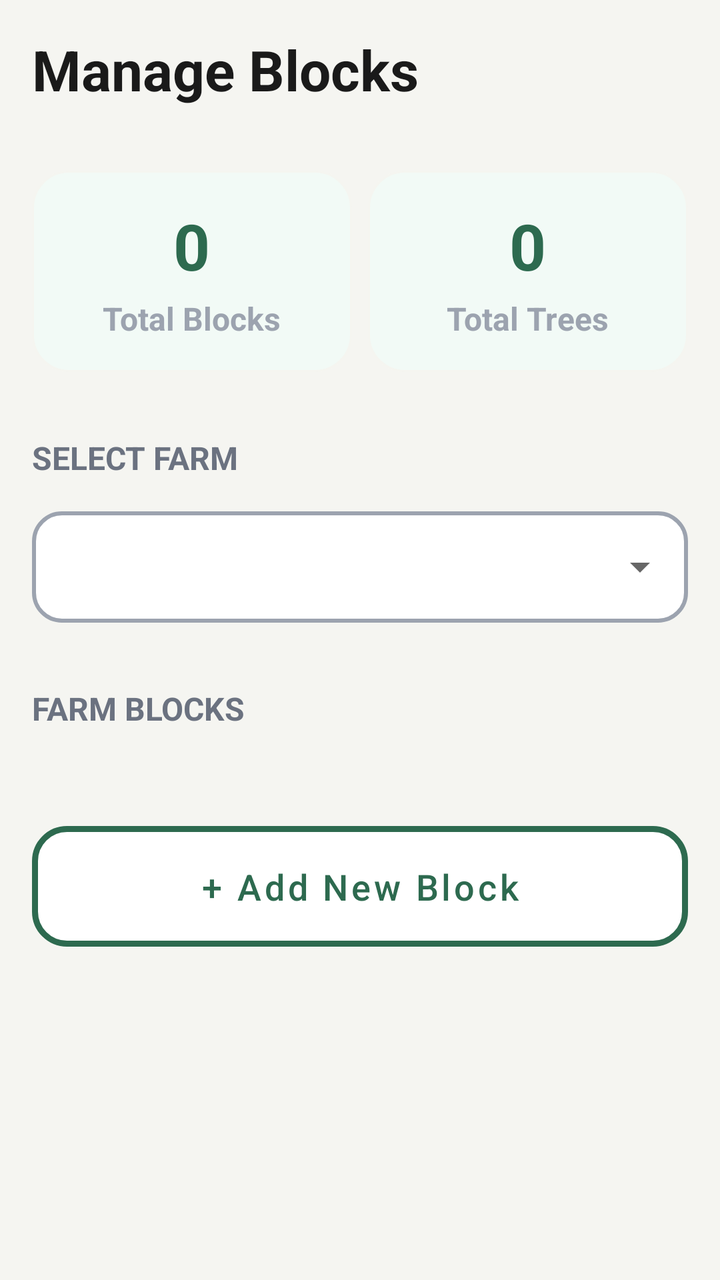
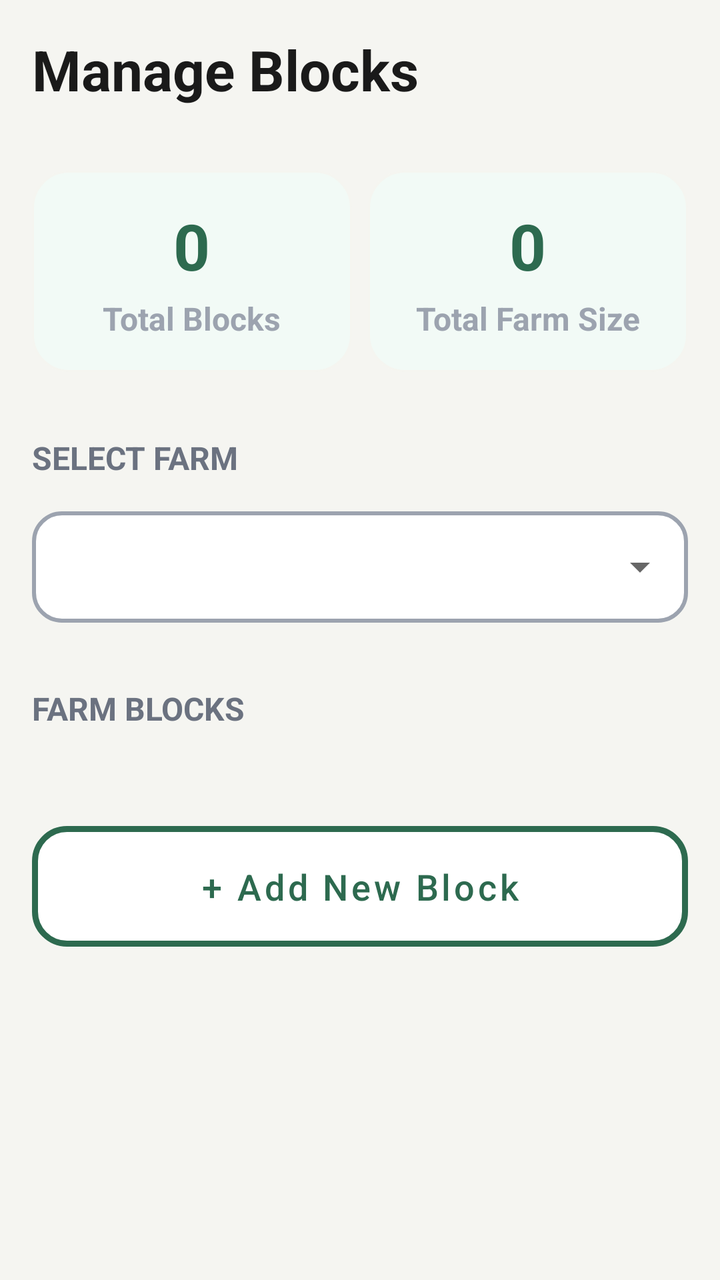

Compare the two renders of this Android layout. The source of the first and the diff that turns it into the second are given below.
<!-- AndroidManifest.xml: application theme Theme.Avocado -->
<!-- res/layout/activity_manage_blocks.xml -->
<?xml version="1.0" encoding="utf-8"?>
<LinearLayout xmlns:android="http://schemas.android.com/apk/res/android"
    xmlns:app="http://schemas.android.com/apk/res-auto"
    android:layout_width="match_parent"
    android:layout_height="match_parent"
    android:orientation="vertical"
    android:background="#F5F5F1">

    <androidx.core.widget.NestedScrollView
        android:layout_width="match_parent"
        android:layout_height="0dp"
        android:layout_weight="1"
        android:fillViewport="true">
        <LinearLayout
            android:orientation="vertical"
            android:layout_width="match_parent"
            android:layout_height="match_parent"
            android:padding="16dp">
            <TextView
                android:layout_width="wrap_content"
                android:layout_height="wrap_content"
                android:text="Manage Blocks"
                android:textSize="28sp"
                android:textColor="@color/ink"
                android:textStyle="bold"
                android:layout_marginBottom="32dp"/>
            <LinearLayout
                android:orientation="horizontal"
                android:layout_width="match_parent"
                android:layout_height="wrap_content"
                android:layout_marginBottom="32dp">
                <LinearLayout
                    android:orientation="vertical"
                    android:layout_width="0dp"
                    android:layout_height="wrap_content"
                    android:layout_weight="1"
                    android:layout_marginEnd="8dp"
                    android:padding="16dp"
                    android:gravity="center"
                    android:background="@drawable/layout_background_24">
                    <TextView
                        android:id="@+id/activity_manage_blocks_total_blocks_text_view"
                        android:layout_width="wrap_content"
                        android:layout_height="wrap_content"
                        android:layout_marginBottom="4dp"
                        android:maxLines="1"
                        android:text="0"
                        android:textColor="@color/sage"
                        android:textSize="32sp"
                        android:textStyle="bold" />
                    <TextView
                        android:layout_width="wrap_content"
                        android:layout_height="wrap_content"
                        android:textSize="16sp"
                        android:textColor="@color/mist"
                        android:text="Total Blocks"
                        android:textStyle="bold"
                        android:maxLines="1"/>
                </LinearLayout>
                <LinearLayout
                    android:orientation="vertical"
                    android:layout_width="0dp"
                    android:layout_height="wrap_content"
                    android:layout_weight="1"
                    android:padding="16dp"
                    android:gravity="center"
                    android:background="@drawable/layout_background_24">
                    <TextView
                        android:id="@+id/activity_manage_blocks_total_trees_text_view"
                        android:layout_width="wrap_content"
                        android:layout_height="wrap_content"
                        android:textSize="32sp"
                        android:textColor="@color/sage"
                        android:text="0"
                        android:textStyle="bold"
                        android:layout_marginBottom="4dp"
                        android:maxLines="1"/>
                    <TextView
                        android:layout_width="wrap_content"
                        android:layout_height="wrap_content"
                        android:textSize="16sp"
                        android:textColor="@color/mist"
                        android:text="Total Trees"
                        android:textStyle="bold"
                        android:maxLines="1"/>
                </LinearLayout>
            </LinearLayout>
            <TextView
                android:layout_width="wrap_content"
                android:layout_height="wrap_content"
                android:text="SELECT FARM"
                android:textSize="16sp"
                android:textColor="@color/slate"
                android:textStyle="bold"
                android:layout_marginBottom="16dp"/>
            <com.google.android.material.textfield.TextInputLayout
                style="@style/Widget.MaterialComponents.TextInputLayout.OutlinedBox.ExposedDropdownMenu"
                android:layout_width="match_parent"
                android:layout_height="wrap_content"
                android:layout_marginBottom="32dp"
                app:hintEnabled="false"
                android:background="@null">
                <AutoCompleteTextView
                    android:id="@+id/activity_manage_blocks_farm_name_auto_complete_text_view"
                    android:layout_width="match_parent"
                    android:layout_height="wrap_content"
                    android:inputType="none"
                    android:background="@drawable/text_input_background_1"
                    android:textColor="@color/edit_text_color"
                    android:textSize="16sp" />
            </com.google.android.material.textfield.TextInputLayout>
            <TextView
                android:layout_width="wrap_content"
                android:layout_height="wrap_content"
                android:text="FARM BLOCKS"
                android:textSize="16sp"
                android:textColor="@color/slate"
                android:textStyle="bold"
                android:layout_marginBottom="16dp"/>
            <androidx.recyclerview.widget.RecyclerView
                android:id="@+id/activity_manage_blocks_farm_blocks_recycler_view"
                android:layout_width="match_parent"
                android:layout_height="wrap_content" />
            <Button
                android:id="@+id/activity_manage_blocks_add_new_block_button"
                style="@style/Widget.MaterialComponents.Button.OutlinedButton"
                android:layout_width="match_parent"
                android:layout_height="wrap_content"
                android:layout_marginTop="32dp"
                android:padding="12dp"
                app:backgroundTint="@null"
                android:background="@drawable/button_background_6"
                android:foreground="@drawable/custom_ripple_1"
                android:text="+ Add New Block"
                android:textSize="18sp"
                android:textColor="@color/sage"
                android:textAllCaps="false"/>
        </LinearLayout>
    </androidx.core.widget.NestedScrollView>
</LinearLayout>
<!-- resources referenced by this layout -->
<resources>
  <color name="edit_text_color">#1A1A1A</color>
  <color name="ink">#1A1A1A</color>
  <color name="mist">#9CA3AF</color>
  <color name="sage">#2D6A4F</color>
  <color name="slate">#6B7280</color>
  <!-- drawable button_background_6 (drawable) -->
  <?xml version="1.0" encoding="utf-8"?>
  <shape xmlns:android="http://schemas.android.com/apk/res/android">
  
      <solid
          android:color="@color/white" />
      <stroke
          android:width="3dp"
          android:color="@color/sage" />
      <corners
          android:radius="16dp" />
  
  </shape>
  <!-- drawable custom_ripple_1 (drawable) -->
  <?xml version="1.0" encoding="utf-8"?>
  <ripple xmlns:android="http://schemas.android.com/apk/res/android"
      android:color="?android:attr/colorControlHighlight"> 
  
      
      <item android:id="@android:id/mask">
          
          <shape android:shape="rectangle">
              <corners android:radius="16dp" />
              <solid android:color="@android:color/white" />
          </shape>
      </item>
  
  </ripple>
  <!-- drawable layout_background_24 (drawable) -->
  <?xml version="1.0" encoding="utf-8"?>
  <shape xmlns:android="http://schemas.android.com/apk/res/android">
  
      <solid
          android:color="@color/active_bg" />
      <corners
          android:radius="18dp" />
      <stroke
          android:width="1dp"
          android:color="#F5F5F0"/>
  
  </shape>
  <!-- drawable text_input_background_1 (drawable) -->
  <?xml version="1.0" encoding="utf-8"?>
  <shape xmlns:android="http://schemas.android.com/apk/res/android">
  
      <solid
          android:color="@color/text_input_color_2"/>
      <stroke
          android:width="2dp"
          android:color="@color/text_input_color_1"/>
      <corners
          android:radius="14dp"/>
  
  </shape>
  <style name="Theme.Avocado" parent="Theme.MaterialComponents.DayNight.NoActionBar">
          
          <item name="colorPrimary">@color/primary</item>
          <item name="colorPrimaryVariant">@color/primary_variant</item>
          <item name="colorOnPrimary">@color/on_primary</item>
          
          <item name="colorSecondary">@color/secondary</item>
          <item name="colorSecondaryVariant">@color/secondary_variant</item>
          <item name="colorOnSecondary">@color/on_secondary</item>
          
          <item name="android:statusBarColor">?attr/colorPrimaryVariant</item>
          
      </style>
  <color name="white">#FFFFFFFF</color>
  <color name="active_bg">#F2FAF6</color>
  <color name="primary">#FF1A1A1A</color>
  <color name="primary_variant">#FF000000</color>
  <color name="on_primary">#FFFFFFFF</color>
  <color name="secondary">#FF9E9E9E</color>
  <color name="secondary_variant">#FF707070</color>
  <color name="on_secondary">#FF000000</color>
</resources>

<!-- the commit's change to res/layout/activity_manage_blocks.xml (unified diff, before → after) -->
@@ -66,7 +66,7 @@
                     android:gravity="center"
                     android:background="@drawable/layout_background_24">
                     <TextView
-                        android:id="@+id/activity_manage_blocks_total_trees_text_view"
+                        android:id="@+id/activity_manage_blocks_total_farm_size_text_view"
                         android:layout_width="wrap_content"
                         android:layout_height="wrap_content"
                         android:textSize="32sp"
@@ -80,7 +80,7 @@
                         android:layout_height="wrap_content"
                         android:textSize="16sp"
                         android:textColor="@color/mist"
-                        android:text="Total Trees"
+                        android:text="Total Farm Size"
                         android:textStyle="bold"
                         android:maxLines="1"/>
                 </LinearLayout>
